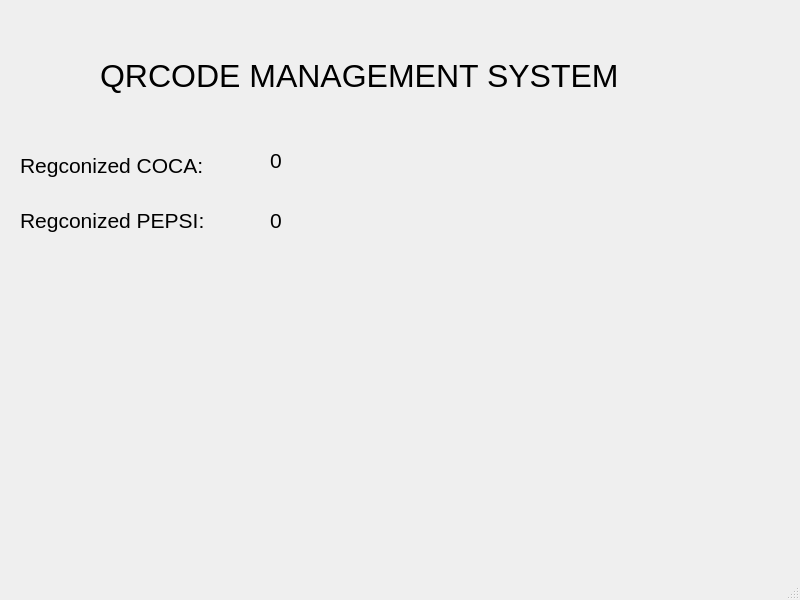
Above: qrcodeapp1.ui from minhtruong92030/QrCodeReading before the change. Below: the same form after it.
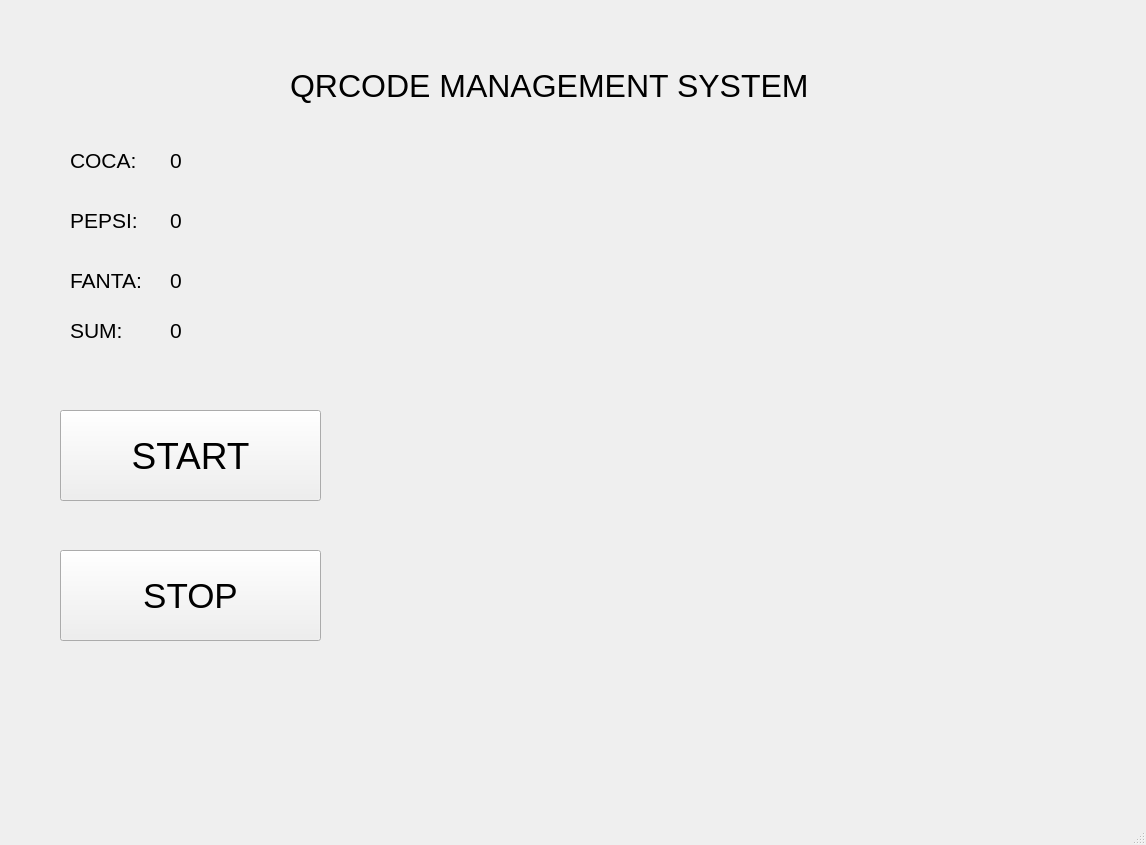
That is the form after the change.

Patch:
```diff
--- a/qrcodeapp1.ui
+++ b/qrcodeapp1.ui
@@ -6,8 +6,8 @@
    <rect>
     <x>0</x>
     <y>0</y>
-    <width>800</width>
-    <height>600</height>
+    <width>1146</width>
+    <height>845</height>
    </rect>
   </property>
   <property name="windowTitle">
@@ -17,8 +17,8 @@
    <widget class="QLabel" name="ProgramTitle">
     <property name="geometry">
      <rect>
-      <x>100</x>
-      <y>50</y>
+      <x>290</x>
+      <y>60</y>
       <width>601</width>
       <height>51</height>
      </rect>
@@ -32,30 +32,12 @@
      <string>QRCODE MANAGEMENT SYSTEM</string>
     </property>
    </widget>
-   <widget class="QLabel" name="RegCoca">
-    <property name="geometry">
-     <rect>
-      <x>20</x>
-      <y>140</y>
-      <width>221</width>
-      <height>51</height>
-     </rect>
-    </property>
-    <property name="font">
-     <font>
-      <pointsize>16</pointsize>
-     </font>
-    </property>
-    <property name="text">
-     <string>Regconized COCA:</string>
-    </property>
-   </widget>
    <widget class="QLabel" name="RegPepsi">
     <property name="geometry">
      <rect>
-      <x>20</x>
+      <x>70</x>
       <y>200</y>
-      <width>221</width>
+      <width>91</width>
       <height>41</height>
      </rect>
     </property>
@@ -65,31 +47,13 @@
      </font>
     </property>
     <property name="text">
-     <string>Regconized PEPSI:</string>
-    </property>
-   </widget>
-   <widget class="QLabel" name="RegValueCoca">
-    <property name="geometry">
-     <rect>
-      <x>270</x>
-      <y>150</y>
-      <width>61</width>
-      <height>21</height>
-     </rect>
-    </property>
-    <property name="font">
-     <font>
-      <pointsize>16</pointsize>
-     </font>
-    </property>
-    <property name="text">
-     <string>0</string>
+     <string>PEPSI:</string>
     </property>
    </widget>
    <widget class="QLabel" name="RegValuePepsi">
     <property name="geometry">
      <rect>
-      <x>270</x>
+      <x>170</x>
       <y>210</y>
       <width>61</width>
       <height>21</height>
@@ -104,6 +68,156 @@
      <string>0</string>
     </property>
    </widget>
+   <widget class="QLabel" name="RegValueFanta">
+    <property name="geometry">
+     <rect>
+      <x>170</x>
+      <y>270</y>
+      <width>61</width>
+      <height>21</height>
+     </rect>
+    </property>
+    <property name="font">
+     <font>
+      <pointsize>16</pointsize>
+     </font>
+    </property>
+    <property name="text">
+     <string>0</string>
+    </property>
+   </widget>
+   <widget class="QLabel" name="RegFanta">
+    <property name="geometry">
+     <rect>
+      <x>70</x>
+      <y>260</y>
+      <width>91</width>
+      <height>41</height>
+     </rect>
+    </property>
+    <property name="font">
+     <font>
+      <pointsize>16</pointsize>
+     </font>
+    </property>
+    <property name="text">
+     <string>FANTA:</string>
+    </property>
+   </widget>
+   <widget class="QLabel" name="RegValueCoca">
+    <property name="geometry">
+     <rect>
+      <x>170</x>
+      <y>150</y>
+      <width>61</width>
+      <height>21</height>
+     </rect>
+    </property>
+    <property name="font">
+     <font>
+      <pointsize>16</pointsize>
+     </font>
+    </property>
+    <property name="text">
+     <string>0</string>
+    </property>
+   </widget>
+   <widget class="QLabel" name="RegCoca">
+    <property name="geometry">
+     <rect>
+      <x>70</x>
+      <y>140</y>
+      <width>81</width>
+      <height>41</height>
+     </rect>
+    </property>
+    <property name="font">
+     <font>
+      <pointsize>16</pointsize>
+     </font>
+    </property>
+    <property name="text">
+     <string>COCA:</string>
+    </property>
+   </widget>
+   <widget class="QLabel" name="RegValueSum">
+    <property name="geometry">
+     <rect>
+      <x>170</x>
+      <y>320</y>
+      <width>61</width>
+      <height>21</height>
+     </rect>
+    </property>
+    <property name="font">
+     <font>
+      <pointsize>16</pointsize>
+     </font>
+    </property>
+    <property name="text">
+     <string>0</string>
+    </property>
+   </widget>
+   <widget class="QLabel" name="RegCoca_2">
+    <property name="geometry">
+     <rect>
+      <x>70</x>
+      <y>310</y>
+      <width>81</width>
+      <height>41</height>
+     </rect>
+    </property>
+    <property name="font">
+     <font>
+      <pointsize>16</pointsize>
+     </font>
+    </property>
+    <property name="text">
+     <string>SUM:</string>
+    </property>
+   </widget>
+   <widget class="QPushButton" name="StartButton">
+    <property name="geometry">
+     <rect>
+      <x>60</x>
+      <y>410</y>
+      <width>261</width>
+      <height>91</height>
+     </rect>
+    </property>
+    <property name="font">
+     <font>
+      <pointsize>28</pointsize>
+     </font>
+    </property>
+    <property name="text">
+     <string>START</string>
+    </property>
+   </widget>
+   <widget class="QPushButton" name="StopButton">
+    <property name="geometry">
+     <rect>
+      <x>60</x>
+      <y>550</y>
+      <width>261</width>
+      <height>91</height>
+     </rect>
+    </property>
+    <property name="font">
+     <font>
+      <pointsize>26</pointsize>
+     </font>
+    </property>
+    <property name="text">
+     <string>STOP</string>
+    </property>
+    <property name="iconSize">
+     <size>
+      <width>20</width>
+      <height>20</height>
+     </size>
+    </property>
+   </widget>
   </widget>
   <widget class="QMenuBar" name="menubar">
    <property name="geometry">
```
Left out of the diff: 2 changed lines with no effect on the pictures.
